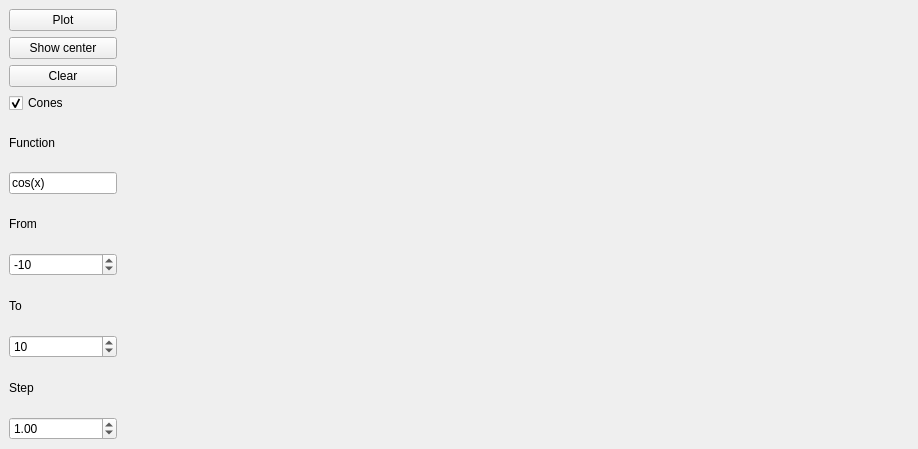
The window that canvas.ui (Qweyke/TechMultimedia_Lab1) describes before a commit, drawn with Qt 5.
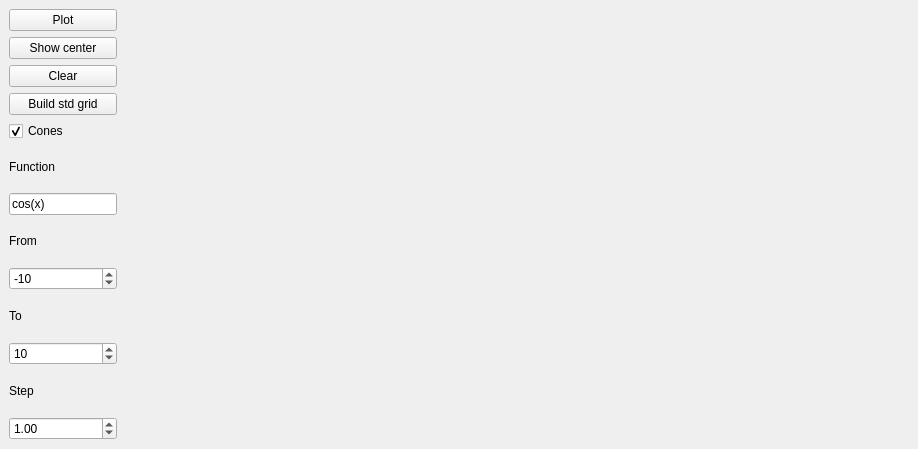
The same window after the commit.

The edit to the form file:
```diff
--- a/canvas.ui
+++ b/canvas.ui
@@ -53,6 +53,13 @@
         </property>
        </widget>
       </item>
+      <item>
+       <widget class="QPushButton" name="grid_btn">
+        <property name="text">
+         <string>Build std grid</string>
+        </property>
+       </widget>
+      </item>
       <item>
        <widget class="QCheckBox" name="cones_checkBox">
         <property name="enabled">
```
